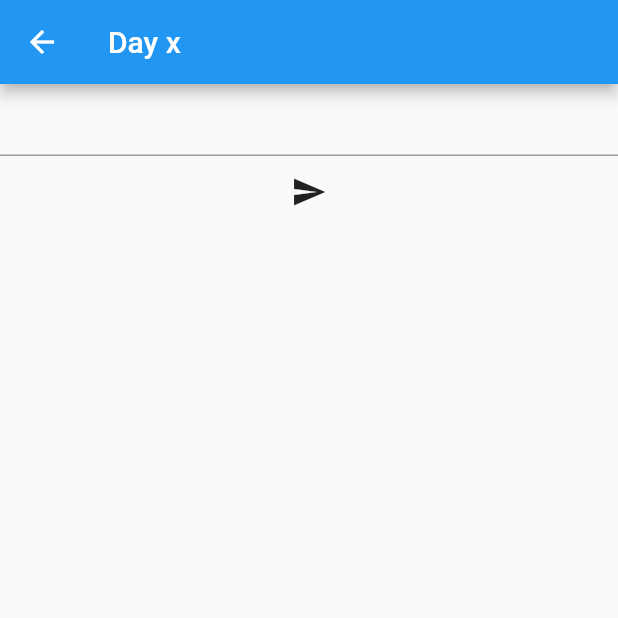
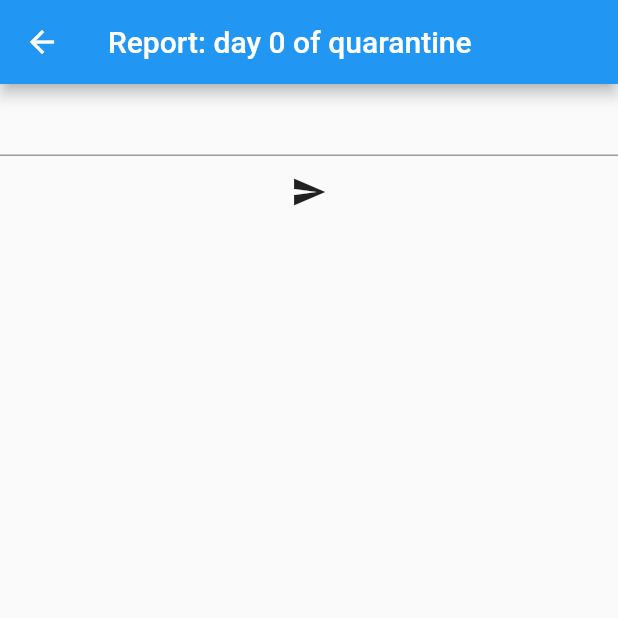
Before and after one commit to vinql/QuarantineCounter, a Flutter app: the screen it shows after launch, after a tap on the "add" icon, after a tap on "New entry", on a phone screen of 412 x 824 dp, the top half of it. Run offline on Flutter 3.47's test engine with Material 2 defaults, Android fonts, the phone set to English and light mode, and no system bars.

Commit message:
General improvements

```diff
--- a/lib/main.dart
+++ b/lib/main.dart
@@ -75,7 +75,7 @@ class _HomePageState extends State<HomePage> {
                     .toString();
 
                 for (int i = 0; i < 10; i++) {
-                  m["text"] = "Entry no. $i";
+                  m["text"] = "Entry no. $i\nhahaushua\nvishvish";
                   l.add(m);
                 }
 
@@ -86,7 +86,9 @@ class _HomePageState extends State<HomePage> {
             ),
           ],
         ),
-        body: FutureBuilder(
+        body: Padding(
+          padding: const EdgeInsets.only(top: 5, left: 12.0, right: 12.0),
+          child: FutureBuilder(
               future: helper.readData(),
               builder: (context, snapshot) {
                 switch (snapshot.connectionState) {
@@ -98,12 +100,14 @@ class _HomePageState extends State<HomePage> {
                   default:
                     return _getBody();
                 }
-            }));
+              }),
+        ));
   }
 
   Widget _getBody() {
     return _listOfEntries.length == 0
-        ? RaisedButton(
+        ? Center(
+            child: RaisedButton(
               onPressed: () async {
                 Map<String, dynamic> firstEntry = Map();
                 DateTime initialDate = await showDatePicker(
@@ -111,8 +115,8 @@ class _HomePageState extends State<HomePage> {
                     initialDate: DateTime(DateTime.now().year,
                         DateTime.now().month, DateTime.now().day),
                     firstDate: DateTime(2020),
-                  lastDate: DateTime(DateTime.now().year, DateTime.now().month,
-                      DateTime.now().day));
+                    lastDate: DateTime(DateTime.now().year,
+                        DateTime.now().month, DateTime.now().day));
 
                 firstEntry["timestamp"] =
                     initialDate.microsecondsSinceEpoch.toString();
@@ -126,11 +130,14 @@ class _HomePageState extends State<HomePage> {
                 print(firstEntry.toString());
               },
               child: Text("When did your quarantine started?"),
+            ),
           )
         : Column(
+            mainAxisSize: MainAxisSize.min,
             children: <Widget>[
               RaisedButton(
                 child: Row(
+                  mainAxisAlignment: MainAxisAlignment.center,
                   children: <Widget>[Icon(Icons.add), Text("New entry")],
                 ),
                 onPressed: () => Navigator.push(
@@ -144,7 +151,8 @@ class _HomePageState extends State<HomePage> {
                     itemCount: _listOfEntries.length,
                     itemBuilder: (context, index) {
                       print("Index = $index");
-                      print("Diff  = ${this._getDayCountAsString(index)}");
+                      print(
+                          "Diff  = ${this._getDayCountAsString(_listOfEntries.reversed.toList()[index]["timestamp"])}");
 
                       DateTime date = DateTime.fromMicrosecondsSinceEpoch(
                           int.parse(
@@ -158,13 +166,37 @@ class _HomePageState extends State<HomePage> {
                               8.64e10)
                           .floor();
                       return Container(
-                        height: 50,
-                        margin: EdgeInsets.only(
-                          top: 15,
+                        margin: EdgeInsets.only(top: 10, bottom: 10),
+                        padding: EdgeInsets.all(20),
+                        decoration: BoxDecoration(
+                          color: Colors.white,
+                          boxShadow: [BoxShadow(
+                            color: Colors.black12,
+                            offset: Offset(0, 2),
+                            blurRadius: 5
+                          )]
                         ),
                         child: Column(
                           children: <Widget>[
-                            Text(_listOfEntries.reversed.toList()[index]["text"])
+                            Row(
+                              mainAxisAlignment: MainAxisAlignment.center,
+                              children: <Widget>[
+                                Text("Day ", style: _defaultText(25)),
+                                Text(
+                                  _getDayCountAsString(_listOfEntries.reversed
+                                      .toList()[index]["timestamp"]),
+                                  style: _boldText(25),
+                                )
+                              ],
+                            ),
+                            SizedBox(height: 10),
+                            Text("${DateTime.fromMicrosecondsSinceEpoch(int.parse(_listOfEntries.reversed.toList()[index]["timestamp"].toString())).day}/${DateTime.fromMicrosecondsSinceEpoch(int.parse(_listOfEntries.reversed.toList()[index]["timestamp"].toString())).month}/${DateTime.fromMicrosecondsSinceEpoch(int.parse(_listOfEntries.reversed.toList()[index]["timestamp"].toString())).year}"),
+                            SizedBox(height: 10),
+                            Container(
+                                child: Text(
+                              _listOfEntries.reversed.toList()[index]["text"],
+                              style: _defaultText(20),
+                            )),
                           ],
                         ),
                       );
@@ -174,16 +206,22 @@ class _HomePageState extends State<HomePage> {
           );
   }
 
-  String _getDayCountAsString(int index) {
+  String _getDayCountAsString(String ts) {
     if (this._listOfEntries == null || this._listOfEntries.length == 0)
       return null;
 
-    return ((DateTime.fromMicrosecondsSinceEpoch(int.parse(
-                            _listOfEntries[index]["timestamp"].toString()) -
+    return ((DateTime.fromMicrosecondsSinceEpoch(int.parse(ts) -
                         int.parse(_listOfEntries[0]["timestamp"].toString()))
                     .microsecondsSinceEpoch /
                 8.64e10)
             .floor())
         .toString();
   }
+
+  TextStyle _defaultText(double fontSize) => TextStyle(
+        fontSize: fontSize,
+      );
+
+  TextStyle _boldText(double fontSize) =>
+      TextStyle(fontSize: fontSize, fontWeight: FontWeight.bold);
 }
--- a/lib/new_entry_page.dart
+++ b/lib/new_entry_page.dart
@@ -18,7 +18,19 @@ class _NewEntryPageState extends State<NewEntryPage> {
   Widget build(BuildContext context) {
     return Scaffold(
       appBar: AppBar(
-        title: Text("Day x"),
+        title: Text("Report: day " +
+                  ((DateTime.fromMicrosecondsSinceEpoch(DateTime(
+                                              DateTime.now().year,
+                                              DateTime.now().month,
+                                              DateTime.now().day)
+                                          .microsecondsSinceEpoch -
+                                      int.parse(widget.data[0]["timestamp"]
+                                          .toString()))
+                                  .microsecondsSinceEpoch /
+                              8.64e10)
+                          .floor())
+                      .toString() +
+                  " of quarantine"),
       ),
       body: SingleChildScrollView(child: Column(
         children: <Widget>[
```
Lines whose indentation alone changed are shown as unchanged.
